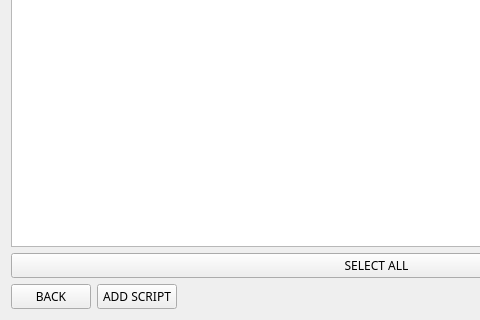
The window that audit_select_page.ui (h4636oh/EasyAudit_QT) describes before a commit, drawn with Qt 5; both pictures show x 0 to 480 and y 343 to 663 of the 753 by 663 pixel window.
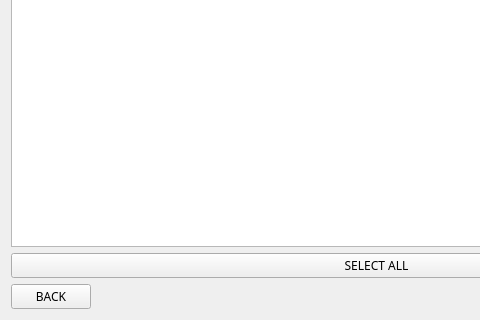
The same window after the commit. Icons and pictures are not drawn.

Patch:
```diff
--- a/audit_select_page.ui
+++ b/audit_select_page.ui
@@ -89,13 +89,6 @@
        </property>
       </widget>
      </item>
-     <item>
-      <widget class="QPushButton" name="add_script_btn">
-       <property name="text">
-        <string>ADD SCRIPT</string>
-       </property>
-      </widget>
-     </item>
      <item>
       <spacer name="horizontalSpacer_2">
        <property name="orientation">
```
